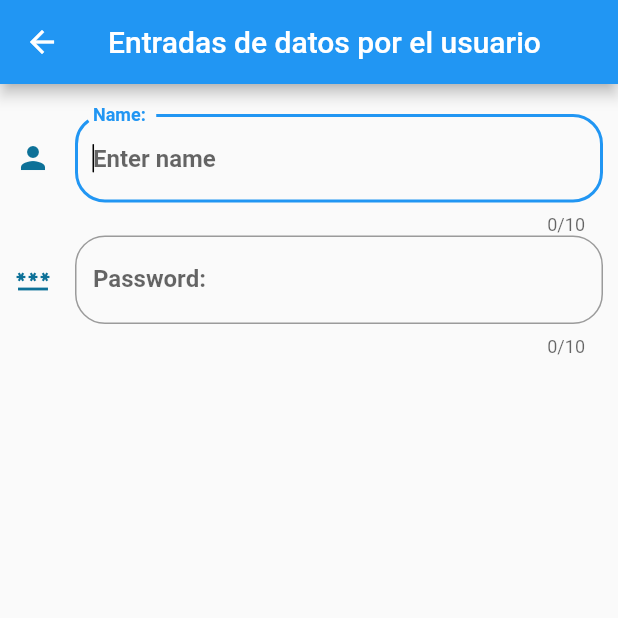
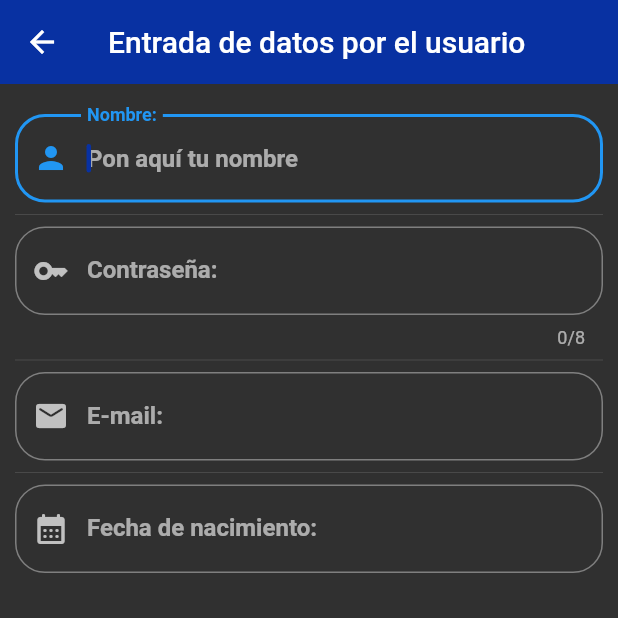
Before and after one commit to MattZKruspe/Componentes, a Flutter app: the screen it shows after launch, after a tap on "Entradas de datos", on a phone screen of 412 x 824 dp, the top half of it. Run offline on Flutter 3.47's test engine with Material 2 defaults, Android fonts, the phone set to English and light mode, and no system bars; missing offline and left inert: dart:js.

Commit message:
seventh commit

```diff
--- a/lib/main.dart
+++ b/lib/main.dart
@@ -1,7 +1,9 @@
 import 'package:componentes/ui/screens/alerts.dart';
 import 'package:componentes/ui/screens/home_page_temp.dart';
 import 'package:componentes/ui/screens/input_screen.dart';
+import 'package:flutter_localizations/flutter_localizations.dart';
 import 'package:flutter/material.dart';
+
 
 void main() => runApp(const MyApp());
 
@@ -11,21 +13,35 @@ class MyApp extends StatelessWidget {
   @override
   Widget build(BuildContext context) {
     return MaterialApp(
-      title: 'Componentes App',
+        title: 'App Componentes',
         debugShowCheckedModeBanner: false,
-      // home: HomePageTemp(),
+        localizationsDelegates: [
+          GlobalMaterialLocalizations.delegate,
+          GlobalMaterialLocalizations.delegate,
+        ],
+        supportedLocales: const [
+          //Locale('en', 'US'),
+          Locale('es', 'MX'),
+        ],
+        //home: HomePageTemp(),
         initialRoute: '/',
         routes: <String, WidgetBuilder>{
           '/': (BuildContext context) => const HomePageTemp(),
-        'alert' : (BuildContext context) => const AlertsScreen(),
-        'inputs' : (BuildContext context) => const InputsScreen(),
-
+          'alert': (BuildContext context) => const AlertsScreen(),
+          'inputs': (BuildContext context) => const InputsScreen(),
         },
-      onGenerateRoute: (RouteSettings settings){
+        onGenerateRoute: (RouteSettings settings) {
           print('Ruta llamada: ${settings.name}');
           return MaterialPageRoute(
               builder: (BuildContext context) => const AlertsScreen());
         },
-    );
+        theme: ThemeData.dark().copyWith(
+          //Color primario
+          primaryColor: Color.fromARGB(255, 8, 49, 162),
+          appBarTheme: const AppBarTheme(
+            color: Color.fromARGB(255, 8, 49, 162),
+            elevation: 0,
+          ),
+        ));
   }
 }
--- a/lib/ui/screens/input_screen.dart
+++ b/lib/ui/screens/input_screen.dart
@@ -9,47 +9,54 @@ class InputsScreen extends StatefulWidget {
 
 class _InputsScreenState extends State<InputsScreen> {
   String _userName = '';
+  String _password = '';
+  String _email = '';
+  String _fecha = '';
+  final TextEditingController _inputFielDataController =
+      TextEditingController();
   @override
   Widget build(BuildContext context) {
     return Scaffold(
       appBar: AppBar(
-        title: const Text('Entradas de datos por el usuario'),
+        title: const Text('Entrada de datos por el usuario'),
       ),
       body: ListView(
         padding: const EdgeInsets.symmetric(horizontal: 10.0, vertical: 20.0),
         children: [
-          _crearEntrada(),
-          _crearEntradaPswd()
+          _crearEntradaNombre(),
+          const Divider(),
+          _crearEntradaPswd(),
+          const Divider(),
+          _crearEntradaemail(),
+          const Divider(),
+          _crearEntradaFecha(),
         ],
       ),
     );
   }
 
-  Widget _crearEntrada() {
+  Widget _crearEntradaNombre() {
     return TextField(
       autofocus: true,
       textAlign: TextAlign.left,
-      textCapitalization: TextCapitalization.sentences,
       style: const TextStyle(
-        color: Colors.black,
+        color: Colors.black45,
         fontWeight: FontWeight.bold,
       ),
-
-        cursorColor: const Color.fromARGB(255, 0, 0, 0),
-        cursorRadius: const Radius.circular(10.0),
-        cursorWidth: 1.0,
-        maxLength: 10,
-        obscureText: true,
+      cursorColor: Color.fromARGB(255, 8, 49, 162),
+      cursorRadius: const Radius.circular(9.0),
+      cursorWidth: 3.0,
+      //maxLength: 4,
+      maxLines: null,
+      textCapitalization: TextCapitalization.words,
       decoration: InputDecoration(
-        border: OutlineInputBorder(
-          borderRadius: BorderRadius.circular(20.0)),
-          hintText: "Enter name",
-          labelText: "Name: ",
-
-          // prefix: const CircularProgressIndicator(),
-
-          icon: Icon(Icons.person),
-          iconColor: Color.fromARGB(255, 13, 113, 152),
+        border: OutlineInputBorder(borderRadius: BorderRadius.circular(20.0)),
+        hintText: "Pon aquí tu nombre",
+        labelText: "Nombre:",
+        // icono normal icon: Icon(Icons.person_4),
+        prefixIcon: Icon(Icons.person),
+        // prefix: const CircularProgressIndicotor(),
+        //iconColor: Color.fromARGB(255, 8, 49, 162)
       ),
       onChanged: (valor) {
         _userName = valor;
@@ -60,38 +67,96 @@ class _InputsScreenState extends State<InputsScreen> {
 
   Widget _crearEntradaPswd() {
     return TextField(
-      autofocus: true,
       textAlign: TextAlign.left,
-      textCapitalization: TextCapitalization.sentences,
       style: const TextStyle(
-        color: Colors.black,
+        color: Colors.black45,
         fontWeight: FontWeight.bold,
       ),
-        cursorColor: const Color.fromARGB(255, 0, 0, 0),
-        cursorRadius: const Radius.circular(10.0),
-         cursorWidth: 1.0,
-        maxLength: 10,
+      cursorColor: Color.fromARGB(255, 8, 49, 162),
+      cursorRadius: const Radius.circular(9.0),
+      cursorWidth: 3.0,
+      maxLength: 8,
       obscureText: true,
-        keyboardType: TextInputType.visiblePassword,
-        // maxLength: 2,
+      keyboardType: TextInputType.number,
+      textCapitalization: TextCapitalization.words,
       decoration: InputDecoration(
-        border: OutlineInputBorder(
-          borderRadius: BorderRadius.circular(20.0)),
-          hintText: "Enter password",
-          labelText: "Password: ",
-
-          // prefix: const CircularProgressIndicator(),
-
-          icon: Icon(Icons.password),
-          iconColor: Color.fromARGB(255, 13, 113, 152),
+        border: OutlineInputBorder(borderRadius: BorderRadius.circular(20.0)),
+        hintText: "Escribe tu contraseña",
+        labelText: "Contraseña:",
+        prefixIcon: Icon(Icons.key_outlined),
+        //suffixIcon: const Icon(Icons.key)
       ),
       onChanged: (valor) {
-        _userName = valor;
-        print(_userName);
+        _password = valor;
+        print(_password);
       },
     );
   }
 
+  Widget _crearEntradaemail() {
+    return TextField(
+      textAlign: TextAlign.left,
+      style: const TextStyle(
+        color: Colors.black45,
+        fontWeight: FontWeight.bold,
+      ),
+      cursorColor: Color.fromARGB(255, 8, 49, 162),
+      cursorRadius: const Radius.circular(9.0),
+      cursorWidth: 3.0,
+      keyboardType: TextInputType.number,
+      textCapitalization: TextCapitalization.words,
+      decoration: InputDecoration(
+        border: OutlineInputBorder(borderRadius: BorderRadius.circular(20.0)),
+        hintText: "Escribe tu email",
+        labelText: "E-mail:",
+        prefixIcon: Icon(Icons.mail_rounded),
+        //suffixIcon: const Icon(Icons.key)
+      ),
+      onChanged: (valor) {
+        _email = valor;
+        print(_email);
+      },
+    );
+  }
 
+  Widget _crearEntradaFecha() {
+    return TextField(
+      enableInteractiveSelection: false,
+      textAlign: TextAlign.left,
+      style: const TextStyle(
+        color: Colors.black45,
+        fontWeight: FontWeight.bold,
+      ),
+      cursorColor: Color.fromARGB(255, 8, 49, 162),
+      cursorRadius: const Radius.circular(9.0),
+      cursorWidth: 3.0,
+      textCapitalization: TextCapitalization.words,
+      decoration: InputDecoration(
+        border: OutlineInputBorder(borderRadius: BorderRadius.circular(20.0)),
+        hintText: "Escribe tu fecha de nacimiento",
+        labelText: "Fecha de nacimiento:",
+        prefixIcon: Icon(Icons.calendar_month_rounded),
+        //suffixIcon: const Icon(Icons.key)
+      ),
+      onTap: () {
+        FocusScope.of(context).requestFocus(FocusNode());
+        _selectDate(context);
+      },
+    );
+  }
 
+  _selectDate(BuildContext context) async {
+    DateTime? picked = await showDatePicker(
+      context: context,
+      initialDate: DateTime.now(),
+      firstDate: DateTime(2014),
+      lastDate: DateTime(2026),
+    );
+    if (picked != null) {
+      setState(() {
+        _fecha = picked.toString();
+        _inputFielDataController.text = _fecha;
+      });
     }
+  }
+}
--- /dev/null
+++ b/lib/ui/screens/screens.dart
@@ -0,0 +1,3 @@
+export 'package:componentes/ui/screens/alerts.dart';
+export 'package:componentes/ui/screens/input_screen.dart';
+export 'package:componentes/ui/screens/home_page_temp.dart';
--- a/pubspec.yaml
+++ b/pubspec.yaml
@@ -15,6 +15,8 @@ dev_dependencies:
     sdk: flutter
   flutter_lints: ^2.0.0
 
+  flutter_localizations:
+    sdk: flutter
 
 flutter:
   uses-material-design: true
```
Also changed, not shown: pubspec.lock. Lines whose indentation alone changed are shown as unchanged.
